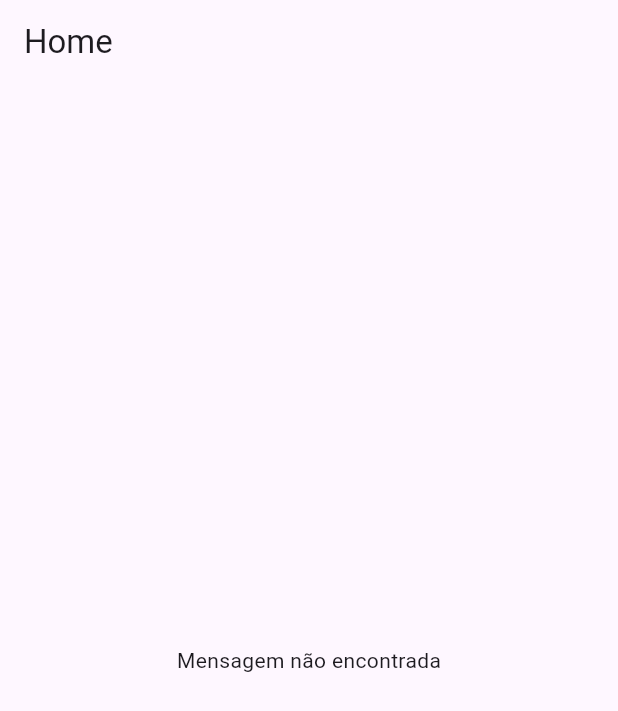
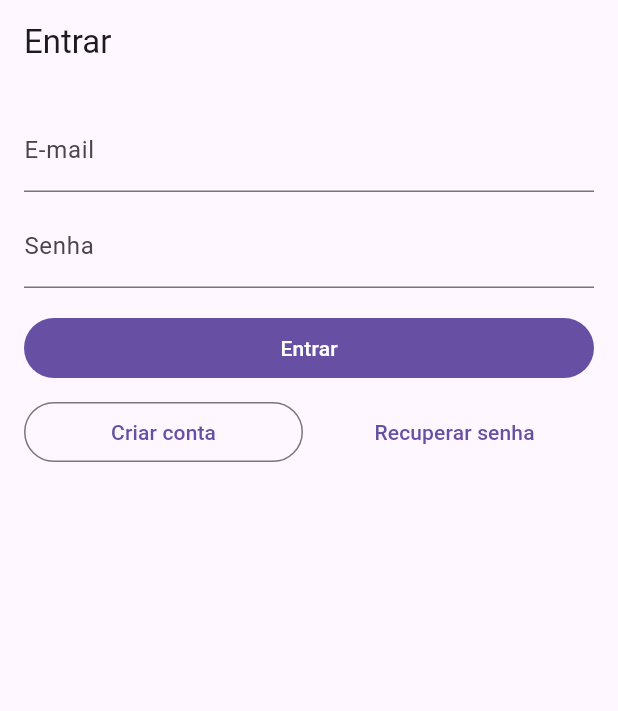
Before and after one commit to pedru0010-ops/FirebaseApp, a Flutter app: the screen it shows after launch, on a phone screen of 412 x 824 dp. Shown: the top 711 px of the screen. Run offline on Flutter 3.47's test engine with Material 3 defaults, Android fonts, the phone set to English and light mode, and no system bars; our stand-ins replace cloud_firestore, firebase_auth, firebase_core; accounts and stored records are empty; statements that could not run were skipped.

Commit message:
Semana 4

```diff
--- /dev/null
+++ b/lib/login.dart
@@ -0,0 +1,153 @@
+import 'package:flutter/material.dart';
+import 'package:firebase_auth/firebase_auth.dart';
+import 'sign.dart';
+import 'forgot.dart';
+
+class LoginPage extends StatefulWidget {
+ const LoginPage({super.key});
+ @override
+ State<LoginPage> createState() => _LoginPageState();
+}
+
+class _LoginPageState extends State<LoginPage> {
+ final emailText = TextEditingController();
+ final passwordText = TextEditingController();
+ bool loading = false;
+ String? message;
+
+ @override
+ void dispose() {
+   emailText.dispose();
+   passwordText.dispose();
+   super.dispose();
+ }
+
+ Future<void> _login() async {
+   final email = emailText.text.trim();
+   final password = passwordText.text;
+   if (email.isEmpty || password.isEmpty) {
+     setState(() => message = 'Preencha e-mail e senha.');
+     return;
+   }
+   setState(() {
+     loading = true;
+     message = null;
+   });
+   try {
+     await FirebaseAuth.instance.signInWithEmailAndPassword(
+       email: email,
+       password: password,
+     );
+   } on FirebaseAuthException catch (exception) {
+     setState(() => message = _mapCode(exception));
+   } catch (exception) {
+     setState(() => message = 'Erro: $exception');
+   } finally {
+     if (mounted) setState(() => loading = false);
+   }
+ }
+
+ String _mapCode(FirebaseAuthException exception) {
+   switch (exception.code) {
+     case 'invalid-email':
+       return 'E-mail inválido.';
+     case 'user-not-found':
+       return 'Usuário não encontrado.';
+     case 'wrong-password':
+       return 'Senha incorreta.';
+     case 'too-many-requests':
+       return 'Muitas tentativas. Tente mais tarde.';
+     default:
+       return 'Falha na autenticação (${exception.code}).';
+   }
+ }
+
+ @override
+ Widget build(BuildContext context) {
+   return Scaffold(
+     appBar: AppBar(title: const Text('Entrar')),
+     body: Center(
+       child: ConstrainedBox(
+         constraints: const BoxConstraints(maxWidth: 460),
+         child: Padding(
+           padding: const EdgeInsets.all(16),
+           child: Column(
+             children: [
+               TextField(
+                 controller: emailText,
+                 keyboardType: TextInputType.emailAddress,
+                 decoration: const InputDecoration(labelText: 'E-mail'),
+               ),
+               const SizedBox(height: 8),
+               TextField(
+                 controller: passwordText,
+                 obscureText: true,
+                 decoration: const InputDecoration(labelText: 'Senha'),
+               ),
+               const SizedBox(height: 16),
+               SizedBox(
+                 width: double.infinity,
+                 child: FilledButton(
+                   onPressed: loading ? null : _login,
+                   child: const Text('Entrar'),
+                 ),
+               ),
+               const SizedBox(height: 8),
+               Row(
+                 children: [
+                   Expanded(
+                     child: OutlinedButton(
+                       onPressed: loading
+                           ? null
+                           : () {
+                               Navigator.push(
+                                 context,
+                                 MaterialPageRoute(
+                                   builder: (_) => const SignPage(),
+                                 ),
+                               );
+                             },
+                       child: const Text('Criar conta'),
+                     ),
+                   ),
+                   const SizedBox(width: 8),
+                   Expanded(
+                     child: TextButton(
+                       onPressed: loading
+                           ? null
+                           : () {
+                               Navigator.push(
+                                 context,
+                                 MaterialPageRoute(
+                                   builder: (_) => const ForgotPage(),
+                                 ),
+                               );
+                             },
+                       child: const Text('Recuperar senha'),
+                     ),
+                   ),
+                 ],
+               ),
+               if (loading)
+                 const Padding(
+                   padding: EdgeInsets.only(top: 16),
+                   child: CircularProgressIndicator(),
+                 ),
+               if (message != null)
+                 Padding(
+                   padding: const EdgeInsets.only(top: 16),
+                   child: Text(
+                     message!,
+                     style: TextStyle(
+                       color: Theme.of(context).colorScheme.primary,
+                     ),
+                   ),
+                 ),
+             ],
+           ),
+         ),
+       ),
+     ),
+   );
+ }
+}
--- a/lib/main.dart
+++ b/lib/main.dart
@@ -1,6 +1,8 @@
 import 'package:flutter/material.dart';
 import 'package:firebase_core/firebase_core.dart';
+import 'package:firebase_auth/firebase_auth.dart';
 import 'firebase_options.dart';
+import 'login.dart';
 import 'welcome.dart';
 
 Future<void> main() async {
@@ -17,10 +19,30 @@ class MyApp extends StatelessWidget {
    return MaterialApp(
      title: 'Firebase App',
      theme: ThemeData(primarySwatch: Colors.indigo),
-     home: const HomePage(),
+     home: const AuthGate(),
    );
  }
 }
+
+class AuthGate extends StatelessWidget {
+ const AuthGate({super.key});
+ @override
+ Widget build(BuildContext context) {
+   return StreamBuilder<User?>(
+     stream: FirebaseAuth.instance.authStateChanges(),
+     builder: (_, snap) {
+       if (snap.connectionState == ConnectionState.waiting) {
+         return const Scaffold(
+           body: Center(child: CircularProgressIndicator()),
+         );
+       }
+       final user = snap.data;
+       return user == null ? const LoginPage() : const HomePage();
+     },
+   );
+ }
+}
+
 class HomePage extends StatelessWidget {
  const HomePage({super.key});
 
@@ -28,6 +50,20 @@ class HomePage extends StatelessWidget {
  Widget build(BuildContext context) {
    return Scaffold(
      appBar: AppBar(title: const Text("Home")),
+     drawer: Drawer(
+       child: ListView(
+         padding: EdgeInsets.zero,
+         children: [
+           ListTile(
+             leading: const Icon(Icons.logout),
+             title: const Text('Sair'),
+             onTap: () async {
+               await FirebaseAuth.instance.signOut();
+             },
+           ),
+         ],
+       ),
+     ),
      body: const Center(child: WelcomeMessage()),
    );
  }
--- a/pubspec.yaml
+++ b/pubspec.yaml
@@ -38,6 +38,7 @@ dependencies:
   path: ^1.9.1
   firebase_core: ^5.1.0
   cloud_firestore: ^7.1.0
+  firebase_auth: ^7.0.1
 
 dev_dependencies:
   flutter_test:
```
Also changed, not shown: lib/forgot.dart (added, +107 -0 lines), lib/sign.dart (added, +166 -0 lines), pubspec.lock, 3 other files.
